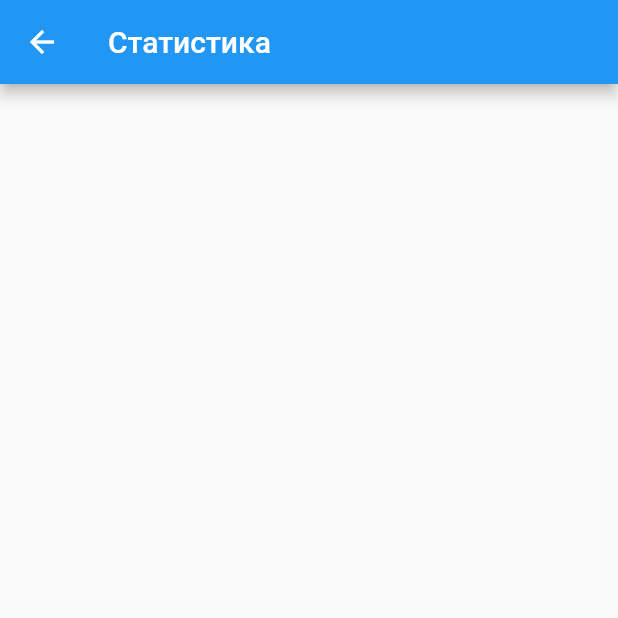
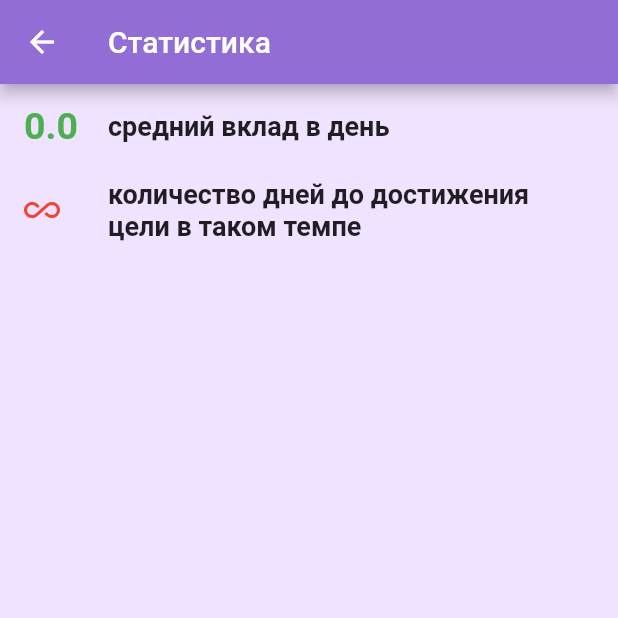
Before and after one commit to Jarkynbekbat/money_counter_provider, a Flutter app: the StatisticPage screen opened by its route, on a phone screen of 412 x 824 dp, the top half of it. Run offline on Flutter 3.47's test engine with Material 2 defaults, Android fonts, the phone set to English and light mode, and no system bars; our stand-ins replace percent_indicator, shared_preferences; missing offline and left inert: easy_dialog, floating_action_row; accounts and stored records are empty.

Commit message:
Допилил страницу статистики

```diff
--- a/lib/helpers/constants.dart
+++ b/lib/helpers/constants.dart
@@ -12,3 +12,9 @@ const textStyle = TextStyle(
   fontSize: 18.0,
   fontWeight: FontWeight.bold,
 );
+
+const statisticCountStyle = TextStyle(
+  fontSize: 25.0,
+  color: Colors.green,
+  fontWeight: FontWeight.bold,
+);
--- a/lib/helpers/my_simple_dialog.dart
+++ b/lib/helpers/my_simple_dialog.dart
@@ -2,7 +2,6 @@ import 'package:flutter/material.dart';
 import 'package:easy_dialog/easy_dialog.dart';
 import 'package:provider/provider.dart';
 import 'package:safe_money/providers/goal_provider.dart';
-import 'package:safe_money/services/local_transaction_service.dart';
 
 showMyDialog(context, title, ok, cancel, type, scaffoldKey) async {
   TextStyle ts = TextStyle(
@@ -46,7 +45,6 @@ showMyDialog(context, title, ok, cancel, type, scaffoldKey) async {
                     "sum": textEditingController.text,
                     "type": type
                   };
-                  await LocalTransactionService.addTransaction(transaction);
                   await Provider.of<GoalProvider>(context, listen: false)
                       .addTransaction(transaction, scaffoldKey);
                   Navigator.of(context).pop();
--- a/lib/pages/auth_page.dart
+++ b/lib/pages/auth_page.dart
@@ -56,7 +56,6 @@ class AuthPage extends StatelessWidget {
         backgroundColor: MyColors.color4,
         onPressed: () async {
           try {
-            // TODO - решить проблему с старыми данными после выхода
             await Provider.of<GoalProvider>(context, listen: false).saveGoal(
               name: goalNameController.text,
               goalSum: int.parse(goalSumController.text),
--- a/lib/pages/statistic_page.dart
+++ b/lib/pages/statistic_page.dart
@@ -1,24 +1,47 @@
 import 'package:flutter/material.dart';
+import 'package:provider/provider.dart';
+import 'package:safe_money/helpers/constants.dart';
+import 'package:safe_money/providers/goal_provider.dart';
 
-class StatisticPage extends StatefulWidget {
+class StatisticPage extends StatelessWidget {
   static String route = 'statistic';
-
-  @override
-  _StatisticPageState createState() => _StatisticPageState();
-}
-
-class _StatisticPageState extends State<StatisticPage> {
   @override
   Widget build(BuildContext context) {
+    double averageSumPerDay =
+        Provider.of<GoalProvider>(context, listen: false).getAverageSumPerDay();
+    int daysCount = Provider.of<GoalProvider>(context, listen: false)
+        .getDaysCountBeforeGoal();
+
     return Scaffold(
       appBar: AppBar(
         title: Text('Статистика'),
       ),
-      // TODO сделать вывод - средний вклад в день
-      // TODO сделать вывод - количество дней до достижения цели в таком темпе
-      // TODO сделать вывод - количество месяцев до достижения  цели в таком темпе
-
-      body: Container(),
+      body: Container(
+        // padding: EdgeInsets.all(12.0),
+        child: ListView(
+          children: <Widget>[
+            ListTile(
+              leading: Text(
+                '$averageSumPerDay',
+                style: statisticCountStyle,
+              ),
+              title: Text(
+                'средний вклад в день',
+                style: textStyle,
+              ),
+            ),
+            ListTile(
+              leading: daysCount != 0
+                  ? Text('$daysCount', style: statisticCountStyle)
+                  : Icon(Icons.all_inclusive, color: Colors.red),
+              title: Text(
+                'количество дней до достижения цели в таком темпе',
+                style: textStyle,
+              ),
+            ),
+          ],
+        ),
+      ),
     );
   }
 }
--- a/lib/providers/goal_provider.dart
+++ b/lib/providers/goal_provider.dart
@@ -26,7 +26,7 @@ class GoalProvider extends ChangeNotifier {
       this.goalSum = object['goalSum'];
       this.haveSum = object['haveSum'];
       this.needSum = object['needSum'];
-      this.precent = (this.haveSum / this.goalSum * 100) * 100;
+      this.precent = this.haveSum / this.goalSum * 100;
       List<String> transations =
           await LocalTransactionService.getTransactions() ?? [];
       this.transations = transations.map((el) => json.decode(el)).toList();
@@ -44,6 +44,7 @@ class GoalProvider extends ChangeNotifier {
         "needSum": goalSum,
       };
       bool result = await LocalGoalService.setGoal(json.encode(object));
+      await initData();
       return result;
     } else
       return false;
@@ -51,29 +52,35 @@ class GoalProvider extends ChangeNotifier {
 
   addTransaction(Map<String, dynamic> transaction, scaffoldKey) async {
     try {
+      bool isOkay = true;
       if (transaction['type'] == '+') {
-        this.haveSum += int.parse(transaction['sum']);
-        this.needSum -= int.parse(transaction['sum']);
-
         if (this.haveSum >= this.goalSum) {
           this.needSum = 0;
           final snackBar = SnackBar(content: Text('ЦЕЛЬ ДОСТИГНУТА!'));
           scaffoldKey.currentState.showSnackBar(snackBar);
+          isOkay = false;
+        } else {
+          this.haveSum += int.parse(transaction['sum']);
+          this.needSum -= int.parse(transaction['sum']);
         }
       } else {
         if (this.haveSum < int.parse(transaction['sum'])) {
           final snackBar = SnackBar(content: Text('НЕДОСТАТОЧНО ДЕНЕГ...'));
           scaffoldKey.currentState.showSnackBar(snackBar);
+          isOkay = false;
         } else {
           this.haveSum -= int.parse(transaction['sum']);
           this.needSum += int.parse(transaction['sum']);
         }
       }
-      this.precent = this.haveSum / this.goalSum * 100;
-      object['haveSum'] = this.haveSum;
-      object['needSum'] = this.needSum;
-      this.transations.add(transaction);
-      LocalGoalService.setGoal(json.encode(object));
+      if (isOkay) {
+        this.precent = this.haveSum / this.goalSum * 100;
+        object['haveSum'] = this.haveSum;
+        object['needSum'] = this.needSum;
+        this.transations.add(transaction);
+        await LocalTransactionService.addTransaction(transaction);
+        LocalGoalService.setGoal(json.encode(object));
+      }
     } catch (ex) {
       final snackBar = SnackBar(content: Text('${ex.message}'));
       scaffoldKey.currentState.showSnackBar(snackBar);
@@ -101,6 +108,62 @@ class GoalProvider extends ChangeNotifier {
     notifyListeners();
   }
 
+  double getAverageSumPerDay() {
+    double averageSumPerDay = 0;
+
+    try {
+      if (this.transations.length == 0) {
+        return 0;
+      } else {
+        List<dynamic> onlyPlus =
+            this.transations.where((el) => el['type'] == '+').toList();
+        Set<String> uniqDates =
+            Set.from(onlyPlus.map((el) => el['date']).toList());
+        List<String> dates = List.from(uniqDates);
+        Map<String, double> averageSum = {};
+        for (String date in dates) {
+          this
+              .transations
+              .where((el) => el['date'] == date)
+              .toList()
+              .forEach((transation) {
+            double sum = double.parse(transation['sum']);
+            if (averageSum[date] == null) {
+              averageSum[date] = 0;
+            }
+            if (transation['type'] == '+') {
+              averageSum[date] += sum;
+            } else if (transation['type'] == '-') {
+              averageSum[date] -= sum;
+            }
+          });
+        }
+        for (String date in averageSum.keys) {
+          averageSumPerDay += averageSum[date];
+        }
+        return averageSumPerDay / averageSum.keys.length;
+      }
+    } catch (ex) {
+      return 0.0;
+    }
+  }
+
+  int getDaysCountBeforeGoal() {
+    double averageSum = this.getAverageSumPerDay();
+
+    if (averageSum > 0) {
+      int count = 0;
+      double tempSum = 0;
+      do {
+        tempSum += averageSum;
+        count++;
+      } while (tempSum < this.goalSum);
+
+      return count;
+    } else
+      return 0;
+  }
+
   logout() async {
     await LocalGoalService.deleteGoal();
     await LocalTransactionService.clearTransactions();
--- a/pubspec.yaml
+++ b/pubspec.yaml
@@ -16,6 +16,7 @@ dependencies:
   easy_dialog:
   path_provider: ^1.6.0
   percent_indicator: "^2.1.1"
+  url_launcher:
 
   cupertino_icons: ^0.1.2
 
```
Also changed, not shown: lib/main.dart (+9 -1 lines), lib/pages/about_page.dart (added, +54 -0 lines), lib/pages/components/drawer.dart (added, +82 -0 lines), lib/pages/home_page.dart (+9 -51 lines), pubspec.lock.
